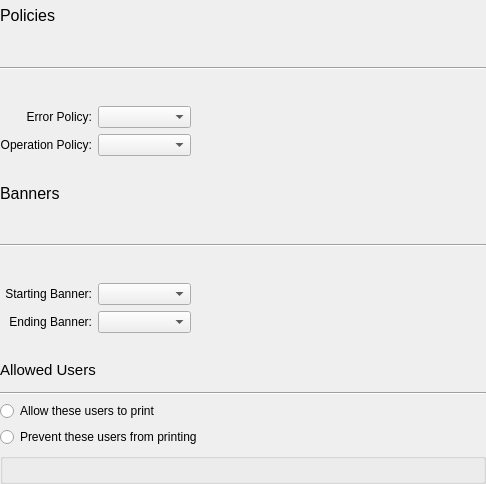
Qt form configure-printer/PrinterBehavior.ui (KDE/print-manager) before a commit.
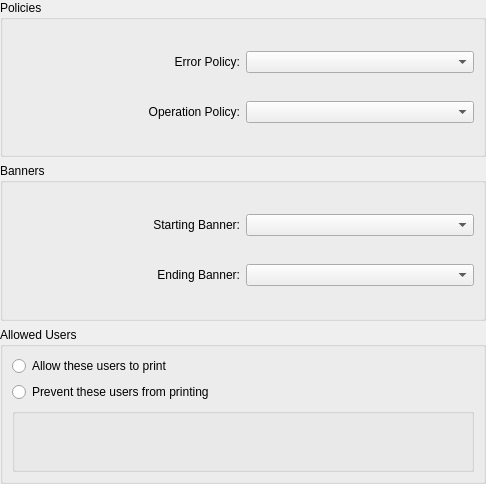
The same form after that commit. Custom widgets are drawn as their Qt base class.

Commit message: Use QGroupBox instead of custom heading labels for Banners/Policies/AllowedUsers part Makes it consistent with all other KCMs used throughout KDE.

```diff
--- a/configure-printer/PrinterBehavior.ui
+++ b/configure-printer/PrinterBehavior.ui
@@ -14,77 +14,13 @@
    <property name="margin">
     <number>0</number>
    </property>
-   <item row="1" column="0" rowspan="2" colspan="5">
-    <widget class="Line" name="line_2">
-     <property name="orientation">
-      <enum>Qt::Horizontal</enum>
-     </property>
-    </widget>
-   </item>
-   <item row="6" column="0" colspan="4">
-    <widget class="QLabel" name="label_5">
-     <property name="font">
-      <font>
-       <pointsize>12</pointsize>
-      </font>
-     </property>
-     <property name="text">
+   <item row="4" column="0">
+    <widget class="QGroupBox" name="BanneryGB">
+     <property name="title">
       <string>Banners</string>
      </property>
-    </widget>
-   </item>
-   <item row="7" column="0" rowspan="2" colspan="5">
-    <widget class="Line" name="line_3">
-     <property name="orientation">
-      <enum>Qt::Horizontal</enum>
-     </property>
-    </widget>
-   </item>
-   <item row="14" column="0" colspan="4">
-    <widget class="QRadioButton" name="allowRB">
-     <property name="text">
-      <string>Allow these users to print</string>
-     </property>
-    </widget>
-   </item>
-   <item row="16" column="0" colspan="5">
-    <widget class="QRadioButton" name="preventRB">
-     <property name="text">
-      <string>Prevent these users from printing </string>
-     </property>
-    </widget>
-   </item>
-   <item row="17" column="0" colspan="5">
-    <widget class="KEditListBox" name="usersELB">
-     <property name="enabled">
-      <bool>false</bool>
-     </property>
-     <property name="buttons">
-      <set>KEditListBox::Add|KEditListBox::Remove</set>
-     </property>
-    </widget>
-   </item>
-   <item row="13" column="0" colspan="5">
-    <widget class="Line" name="line">
-     <property name="orientation">
-      <enum>Qt::Horizontal</enum>
-     </property>
-    </widget>
-   </item>
-   <item row="10" column="0">
-    <widget class="QLabel" name="label_7">
-     <property name="text">
-      <string>Ending Banner:</string>
-     </property>
-     <property name="alignment">
-      <set>Qt::AlignRight|Qt::AlignTrailing|Qt::AlignVCenter</set>
-     </property>
-     <property name="buddy">
-      <cstring>endingBannerCB</cstring>
-     </property>
-    </widget>
-   </item>
-   <item row="9" column="0">
+     <layout class="QGridLayout" name="gridLayout_5">
+      <item row="0" column="0">
     <widget class="QLabel" name="label_6">
      <property name="text">
       <string>Starting Banner:</string>
@@ -97,37 +33,49 @@
      </property>
     </widget>
    </item>
-   <item row="10" column="1">
-    <widget class="KComboBox" name="endingBannerCB">
-     <property name="AttributeName" stdset="0">
-      <string notr="true">job-sheets-default</string>
-     </property>
-    </widget>
-   </item>
-   <item row="9" column="1">
+      <item row="0" column="1">
     <widget class="KComboBox" name="startingBannerCB">
      <property name="AttributeName" stdset="0">
       <string notr="true">job-sheets-default</string>
      </property>
     </widget>
    </item>
-   <item row="11" column="0" colspan="5">
-    <spacer name="verticalSpacer_2">
-     <property name="orientation">
-      <enum>Qt::Vertical</enum>
-     </property>
-     <property name="sizeType">
-      <enum>QSizePolicy::Fixed</enum>
-     </property>
-     <property name="sizeHint" stdset="0">
-      <size>
-       <width>20</width>
-       <height>15</height>
-      </size>
-     </property>
-    </spacer>
-   </item>
-   <item row="4" column="0">
+      <item row="1" column="0">
+       <widget class="QLabel" name="label_7">
+        <property name="text">
+         <string>Ending Banner:</string>
+        </property>
+        <property name="alignment">
+         <set>Qt::AlignRight|Qt::AlignTrailing|Qt::AlignVCenter</set>
+        </property>
+        <property name="buddy">
+         <cstring>endingBannerCB</cstring>
+        </property>
+       </widget>
+      </item>
+      <item row="1" column="1">
+       <widget class="KComboBox" name="endingBannerCB">
+        <property name="AttributeName" stdset="0">
+         <string notr="true">job-sheets-default</string>
+        </property>
+       </widget>
+      </item>
+     </layout>
+    </widget>
+   </item>
+   <item row="1" column="0">
+    <widget class="QGroupBox" name="PoliciesGB">
+     <property name="sizePolicy">
+      <sizepolicy hsizetype="Preferred" vsizetype="Preferred">
+       <horstretch>0</horstretch>
+       <verstretch>0</verstretch>
+      </sizepolicy>
+     </property>
+     <property name="title">
+      <string>Policies</string>
+     </property>
+     <layout class="QGridLayout" name="gridLayout_3">
+      <item row="2" column="0">
     <widget class="QLabel" name="label_4">
      <property name="text">
       <string>Operation Policy:</string>
@@ -140,7 +88,7 @@
      </property>
     </widget>
    </item>
-   <item row="3" column="0">
+      <item row="0" column="0">
     <widget class="QLabel" name="label_3">
      <property name="text">
       <string>Error Policy:</string>
@@ -153,58 +101,54 @@
      </property>
     </widget>
    </item>
-   <item row="4" column="1">
-    <widget class="KComboBox" name="operationPolicyCB">
-     <property name="AttributeName" stdset="0">
-      <string notr="true">printer-op-policy</string>
-     </property>
-    </widget>
-   </item>
-   <item row="3" column="1">
+      <item row="0" column="1">
     <widget class="KComboBox" name="errorPolicyCB">
      <property name="AttributeName" stdset="0">
       <string notr="true">printer-error-policy</string>
      </property>
     </widget>
    </item>
-   <item row="5" column="0" colspan="5">
-    <spacer name="verticalSpacer">
-     <property name="orientation">
-      <enum>Qt::Vertical</enum>
-     </property>
-     <property name="sizeType">
-      <enum>QSizePolicy::Fixed</enum>
-     </property>
-     <property name="sizeHint" stdset="0">
-      <size>
-       <width>20</width>
-       <height>15</height>
-      </size>
-     </property>
-    </spacer>
-   </item>
-   <item row="12" column="0" colspan="5">
-    <widget class="QLabel" name="label">
-     <property name="font">
-      <font>
-       <pointsize>11</pointsize>
-      </font>
-     </property>
-     <property name="text">
+      <item row="2" column="1">
+       <widget class="KComboBox" name="operationPolicyCB">
+        <property name="AttributeName" stdset="0">
+         <string notr="true">printer-op-policy</string>
+        </property>
+       </widget>
+      </item>
+     </layout>
+    </widget>
+   </item>
+   <item row="7" column="0">
+    <widget class="QGroupBox" name="AllowGB">
+     <property name="title">
       <string>Allowed Users</string>
      </property>
-    </widget>
-   </item>
-   <item row="0" column="0" colspan="5">
-    <widget class="QLabel" name="label_2">
-     <property name="font">
-      <font>
-       <pointsize>12</pointsize>
-      </font>
-     </property>
+     <layout class="QGridLayout" name="gridLayout_6">
+      <item row="1" column="0">
+       <widget class="QRadioButton" name="preventRB">
+        <property name="text">
+         <string>Prevent these users from printing </string>
+        </property>
+       </widget>
+      </item>
+      <item row="2" column="0">
+       <widget class="KEditListBox" name="usersELB">
+        <property name="enabled">
+         <bool>false</bool>
+        </property>
+        <property name="buttons">
+         <set>KEditListBox::Add|KEditListBox::Remove</set>
+        </property>
+       </widget>
+      </item>
+      <item row="0" column="0">
+       <widget class="QRadioButton" name="allowRB">
      <property name="text">
-      <string>Policies</string>
-     </property>
+         <string>Allow these users to print</string>
+        </property>
+       </widget>
+      </item>
+     </layout>
     </widget>
    </item>
   </layout>
```
Lines whose indentation alone changed are shown as unchanged.
